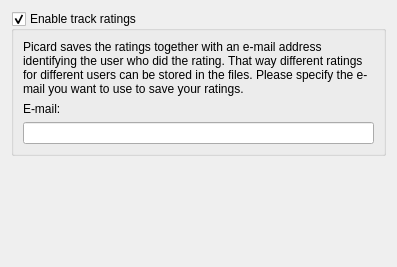
Before: the Qt Designer form ui/options_ratings.ui in metabrainz/picard, drawn with Qt 5.
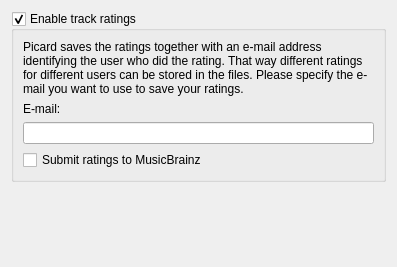
After: the same form once the commit is applied.

Commit message: Made rating submission to MusicBrainz optional.

Patch:
```diff
--- a/ui/options_ratings.ui
+++ b/ui/options_ratings.ui
@@ -53,6 +53,13 @@
         </property>
        </widget>
       </item>
+      <item>
+       <widget class="QCheckBox" name="submit_ratings">
+        <property name="text">
+         <string>Submit ratings to MusicBrainz</string>
+        </property>
+       </widget>
+      </item>
      </layout>
     </widget>
    </item>
```
The commit also changes 3 other files.
